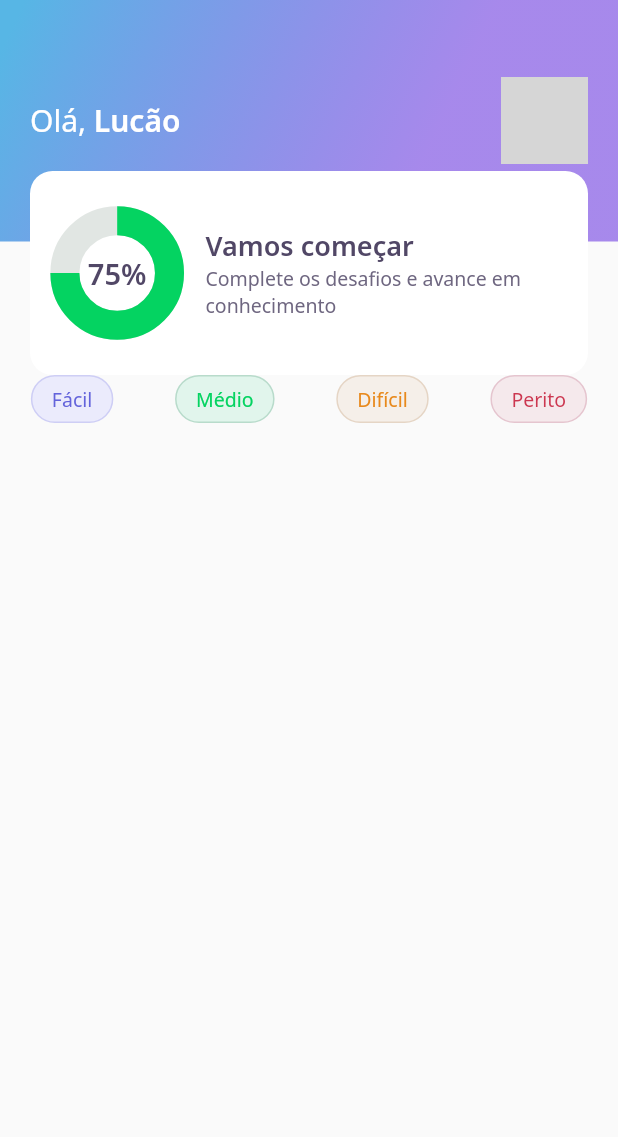
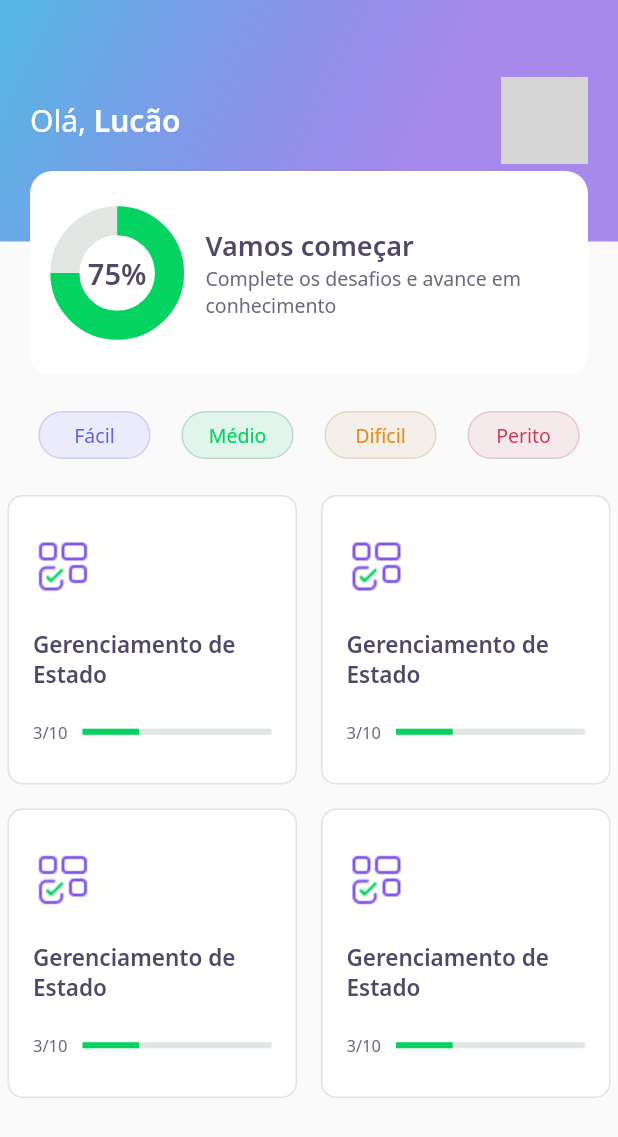
Before and after one commit to lucasew/DevQuiz-nlw5, a Flutter app: the screen it shows after launch, on a phone screen of 412 x 824 dp. Shown: the top 1137 px of the screen. Run offline on Flutter 3.47's test engine with Material 2 defaults, Android fonts, the phone set to English and light mode, and no system bars; our stand-ins replace google_fonts, wakelock; network calls fail; grey boxes are pictures that could not be loaded.

Commit message:
checkpoint
Signed-off-by: lucasew <lucas59356@gmail.com>

```diff
--- a/lib/home/home_page.dart
+++ b/lib/home/home_page.dart
@@ -1,6 +1,7 @@
 import 'package:flutter/material.dart';
 import './widgets/appbar/app_bar_widget.dart';
 import './widgets/level_button/level_button_widget.dart';
+import './widgets/quiz_card/quiz_card_widget.dart';
 
 class HomePage extends StatefulWidget {
   HomePage({Key? key}) : super(key: key);
@@ -12,13 +13,38 @@ class HomePage extends StatefulWidget {
 class _HomePageState extends State<HomePage> {
   @override
   Widget build(BuildContext context) {
+    var size = MediaQuery.of(context).size;
+    var minLevelButtonSpace = size.width / 20;
     return Scaffold(
         appBar: AppBarWidget(),
-        body: Row(mainAxisAlignment: MainAxisAlignment.spaceAround, children: [
-          LevelButtonWidget.facil(),
-          LevelButtonWidget.medio(),
-          LevelButtonWidget.dificil(),
-          LevelButtonWidget.perito(),
-        ]));
+        body: Padding(
+                padding: EdgeInsets.symmetric(horizontal: 5),
+                child: Column(children: [
+          SizedBox(height: 24),
+          Padding(
+              padding: EdgeInsets.symmetric(horizontal: minLevelButtonSpace),
+              child:
+                  Row(mainAxisAlignment: MainAxisAlignment.center, children: [
+                Expanded(child: LevelButtonWidget.facil(), flex: 1),
+                SizedBox(width: minLevelButtonSpace),
+                Expanded(child: LevelButtonWidget.medio(), flex: 1),
+                SizedBox(width: minLevelButtonSpace),
+                Expanded(child: LevelButtonWidget.dificil(), flex: 1),
+                SizedBox(width: minLevelButtonSpace),
+                Expanded(child: LevelButtonWidget.perito(), flex: 1),
+              ])),
+          SizedBox(height: 24),
+          Expanded(
+              child: GridView.count(
+                  crossAxisSpacing: 16,
+                  mainAxisSpacing: 16,
+                  crossAxisCount: (size.width / 200).round(),
+                  children: [
+                QuizCardWidget(),
+                QuizCardWidget(),
+                QuizCardWidget(),
+                QuizCardWidget()
+              ]))
+        ])));
   }
 }
--- a/lib/home/widgets/level_button/level_button_widget.dart
+++ b/lib/home/widgets/level_button/level_button_widget.dart
@@ -24,8 +24,9 @@ class LevelButtonWidget extends StatelessWidget {
             color: this.buttonColor,
             border: Border.fromBorderSide(BorderSide(color: this.borderColor))),
         child: Padding(
-            padding: const EdgeInsets.symmetric(horizontal: 13, vertical: 6),
+            padding: const EdgeInsets.symmetric(vertical: 6),
             child: Text(label,
+                textAlign: TextAlign.center,
                 style: GoogleFonts.notoSans(
                     color: this.textColor, fontSize: 13))));
     // FIXME: cadê o texto :v
--- /dev/null
+++ b/lib/home/widgets/quiz_card/quiz_card_widget.dart
@@ -0,0 +1,32 @@
+import 'package:flutter/material.dart';
+import '../../../core/core.dart';
+
+class QuizCardWidget extends StatelessWidget {
+  const QuizCardWidget({Key? key}) : super(key: key);
+
+  @override
+  Widget build(BuildContext context) {
+    return Container(
+        padding: EdgeInsets.all(16),
+        decoration: BoxDecoration(
+            border: Border.fromBorderSide(BorderSide(color: AppColors.border)),
+            borderRadius: BorderRadius.circular(10),
+            color: AppColors.white),
+        child: Column(crossAxisAlignment: CrossAxisAlignment.start, mainAxisAlignment: MainAxisAlignment.spaceAround, children: [
+          Container(
+              height: 40, width: 40, child: Image.asset(AppImages.blocks)),
+          // SizedBox(height: 24),
+          Text("Gerenciamento de Estado", style: AppTextStyles.heading15),
+          // SizedBox(height: 24),
+          Row(mainAxisAlignment: MainAxisAlignment.spaceBetween, children: [
+            Text("3/10", style: AppTextStyles.body11),
+            SizedBox(width: 10),
+            Expanded(flex: 1, child: LinearProgressIndicator(
+              value: 0.3,
+              backgroundColor: AppColors.chartSecondary,
+              valueColor: AlwaysStoppedAnimation<Color>(AppColors.chartPrimary),
+            ))
+          ])
+        ]));
+  }
+}
```
